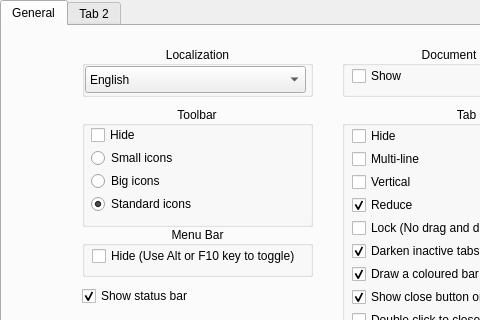
Above: src/frmpreferences.ui from notepadqq/notepadqq before the change; both pictures show x 0 to 480 and y 0 to 320 of the 711 by 404 pixel window. Below: the same form after it.
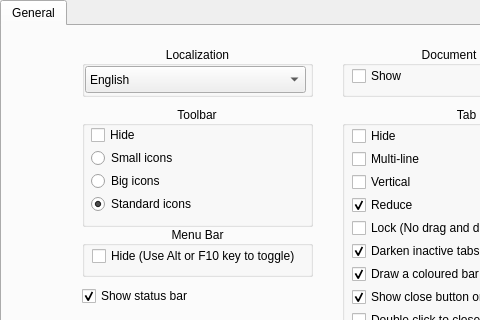
That is the form after the change.

The edit to the form file:
```diff
--- a/src/frmpreferences.ui
+++ b/src/frmpreferences.ui
@@ -10,6 +10,12 @@
     <height>404</height>
    </rect>
   </property>
+  <property name="sizePolicy">
+   <sizepolicy hsizetype="Fixed" vsizetype="Fixed">
+    <horstretch>0</horstretch>
+    <verstretch>0</verstretch>
+   </sizepolicy>
+  </property>
   <property name="windowTitle">
    <string>Dialog</string>
   </property>
@@ -343,11 +349,6 @@
      </widget>
     </widget>
    </widget>
-   <widget class="QWidget" name="tab_2">
-    <attribute name="title">
-     <string>Tab 2</string>
-    </attribute>
-   </widget>
   </widget>
  </widget>
  <resources/>
```
Left out of the diff: 8 changed lines with no effect on the pictures.
